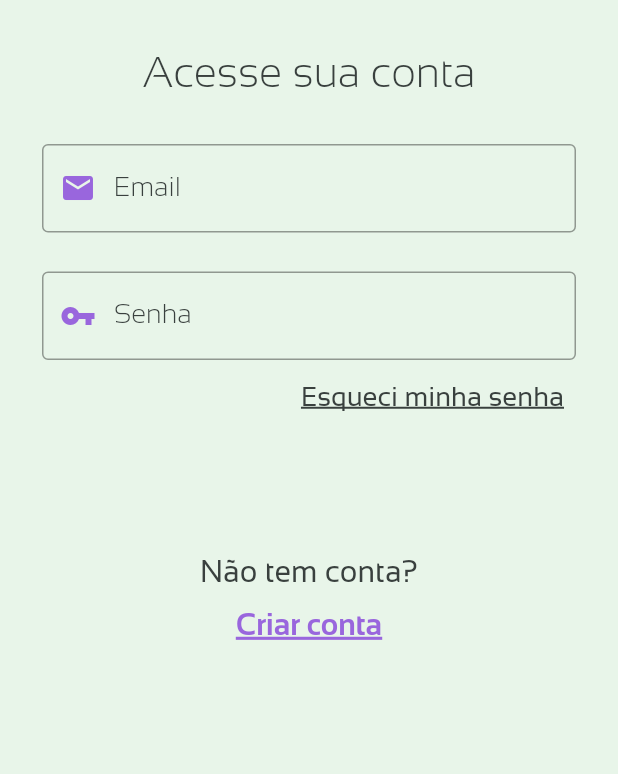
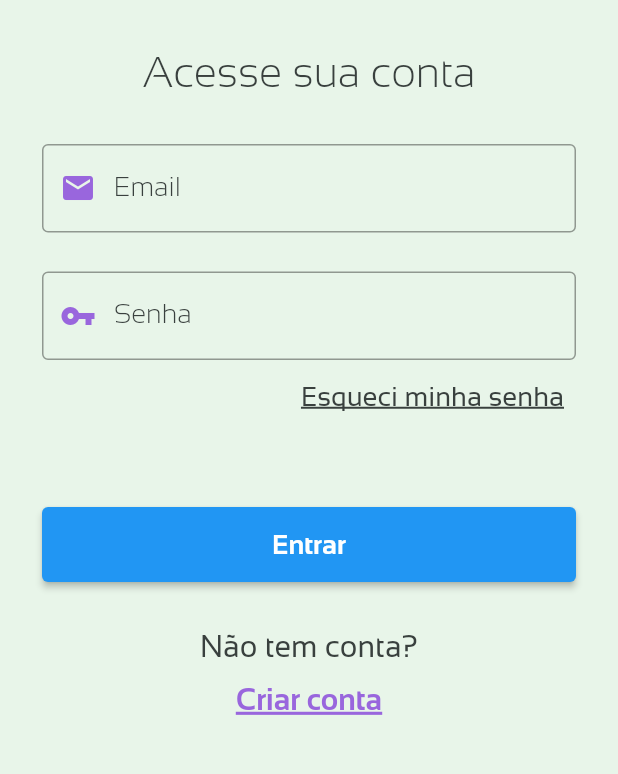
Before and after one commit to gabihtoledo0/aubooks, a Flutter app: the RegisterUser screen opened directly, after a tap on "Assinar gratuitamente", on a phone screen of 412 x 824 dp, the part 414-1188 px from its top. Run offline on Flutter 3.47's test engine with Material 2 defaults, Android fonts, the phone set to English and light mode, and no system bars; our stand-ins replace anim_search_bar, audio_service, cached_network_image, parse_server_sdk_flutter, sqflite; accounts and stored records are empty; network calls fail; statements that could not run were skipped.

Commit message:
Mais concertos de botoes,registro de usuario funcional e login funcional, porem ao apertar o botao "entrar" na tela de login uma tela vermelha aparece.

```diff
--- a/lib/pages/login/login.dart
+++ b/lib/pages/login/login.dart
@@ -1,9 +1,11 @@
+import 'package:aubooks/pages/home/homepage_screen.dart';
 import 'package:flutter/material.dart';
 import 'package:aubooks/components/logo.dart';
 import 'package:aubooks/pages/register/registerUser.dart';
 import 'package:aubooks/pages/forget_my_password/forget_my_password.dart';
 import 'package:aubooks/pages/home/homepage_navigation.dart';
 import 'package:aubooks/pages/telaInicial/primary_screen.dart';
+import 'package:parse_server_sdk_flutter/parse_server_sdk.dart';
 
 class LoginScreen extends StatefulWidget {
   const LoginScreen({Key? key}) : super(key: key);
@@ -13,9 +15,75 @@ class LoginScreen extends StatefulWidget {
 }
 
 class _LoginScreen extends State<LoginScreen> {
-  final TextEditingController _emailController = TextEditingController();
-  final TextEditingController _senhaController = TextEditingController();
+  final TextEditingController controllerEmail = TextEditingController();
+  final TextEditingController controllerSenha = TextEditingController();
   final _formKey = GlobalKey<FormState>();
+  bool isLoggedIn = false;
+
+
+  void doUserLogin() async {
+    final email = controllerEmail.text.trim();
+    final senha = controllerSenha.text.trim();
+
+    final user = ParseUser(email, senha, null);
+
+
+
+    var response = await user.login();
+    if (response.success) {
+      showSuccess("Logou");
+      setState(() {
+        isLoggedIn = true;
+
+        Navigator.push(context,
+          MaterialPageRoute(
+            builder: (context) => HomePageScreen(),
+          ),
+        );
+      });
+    } else {
+      showError(response.error!.message);
+    }
+  }
+  void showSuccess(String message) {
+    showDialog(
+      context: context,
+      builder: (BuildContext context) {
+        return AlertDialog(
+          title: const Text("Success!"),
+          content: Text(message),
+          actions: <Widget>[
+            new TextButton(
+              child: const Text("OK"),
+              onPressed: () {
+                Navigator.of(context).pop();
+              },
+            ),
+          ],
+        );
+      },
+    );
+  }
+
+  void showError(String errorMessage) {
+    showDialog(
+      context: context,
+      builder: (BuildContext context) {
+        return AlertDialog(
+          title: const Text("Error!"),
+          content: Text(errorMessage),
+          actions: <Widget>[
+            new TextButton(
+              child: const Text("OK"),
+              onPressed: () {
+                Navigator.of(context).pop();
+              },
+            ),
+          ],
+        );
+      },
+    );
+  }
 
   @override
 
@@ -54,7 +122,7 @@ class _LoginScreen extends State<LoginScreen> {
                     ),
                     TextFormField(
                       cursorColor: const Color(0xFF39403E),
-                      controller: _emailController,
+                      controller: controllerEmail,
                       decoration: const InputDecoration(
                         labelStyle: TextStyle(
                           fontSize: 18,
@@ -82,7 +150,7 @@ class _LoginScreen extends State<LoginScreen> {
                     ),
                     TextFormField(
                       cursorColor: const Color(0xFF39403E),
-                      controller: _senhaController,
+                      controller: controllerSenha,
                       obscureText: true,
                       decoration: const InputDecoration(
                         labelStyle: TextStyle(
@@ -164,34 +232,29 @@ class _LoginScreen extends State<LoginScreen> {
                     const SizedBox(
                       height: 14.0,
                     ),
-                    // SizedBox(
-                    //   height: 50.0,
-                    //   width: MediaQuery.of(context).size.width,
-                    //   child: RaisedButton(
-                    //     shape: RoundedRectangleBorder(
-                    //         borderRadius: BorderRadius.circular(8.0),
-                    //         side: const BorderSide(color: Color(0xFF9966DD))),
-                    //     child: const Text(
-                    //       "Entrar",
-                    //       style: TextStyle(fontSize: 18.0,
-                    //         fontFamily: 'Sansation',
-                    //         fontWeight: FontWeight.w700,
-                    //       ),
-                    //     ),
-                    //     textColor: Colors.white,
-                    //     color: Color(0xFF9966DD),
-                    //     onPressed: () {
-                    //       // if (_formKey.currentState.validate()) {
-                    //       //   _auth();
-                    //       // }
-                    //       Navigator.push(context,
-                    //         MaterialPageRoute(
-                    //             builder: (context) => HomePageNavigation()
-                    //         ),
-                    //       );
-                    //     },
-                    //   ),
-                    // ),
+                     SizedBox(
+                       height: 50.0,
+                       width: MediaQuery.of(context).size.width,
+                       child: ElevatedButton(
+                         // shape: RoundedRectangleBorder(
+                         //     borderRadius: BorderRadius.circular(8.0),
+                         //     side: const BorderSide(color: Color(0xFF9966DD))),
+                         child: const Text(
+                           "Entrar",
+                           style: TextStyle(fontSize: 18.0,
+                             fontFamily: 'Sansation',
+                             fontWeight: FontWeight.w700,
+                           ),
+                         ),
+                         // textColor: Colors.white,
+                         // color: Color(0xFF9966DD),
+                           onPressed: () { doUserLogin ();
+}
+
+
+
+                       ),
+                     ),
                     const SizedBox(
                       height: 32.0,
                     ),
@@ -228,6 +291,8 @@ class _LoginScreen extends State<LoginScreen> {
           ],
         ),
       ),
+
     );
+
   }
 }
--- a/lib/pages/register/registerUser.dart
+++ b/lib/pages/register/registerUser.dart
@@ -23,7 +23,19 @@ class _RegisterUser extends State<RegisterUser> {
   final controllerNasc = TextEditingController();
   FocusNode focus = FocusNode();
 
-  @override
+  void doUserRegistration() async {
+    final username = controllerUsername.text.trim();
+    final surname = controllerSurname.text.trim();
+    final email = controllerEmail.text.trim();
+    final senha = controllerSenha.text.trim();
+    final csenha = controllerCsenha.text.trim();
+    final phone = controllerPhone.text.trim();
+    final nasc = controllerNasc.text.trim();
+
+    final user = ParseUser.createUser(username, phone, email);
+
+    var response = await user.signUp();}
+
   Widget build(BuildContext context) {
     return Scaffold(
       appBar: AppBar(
@@ -231,20 +243,16 @@ class _RegisterUser extends State<RegisterUser> {
                          "Assinar gratuitamente",
                          style: TextStyle(
                              fontSize: 18.0, fontWeight: FontWeight.bold),
-                       ),
-                       /*textColor: Colors.white,
-                       color: Color(0xFF9966DD),*/
-                       onPressed: () {
-                         Navigator.push(context,
-                           MaterialPageRoute(
-                             builder: (context) => LoginScreen(),
-                           ),
-                         );
 
-                         // if (_formKey.currentState.validate()) {
-                         //   register();
-                         // }
-                       },
+                       ), onPressed: () { doUserRegistration ();
+
+    Navigator.push(context,
+    MaterialPageRoute(
+    builder: (context) => LoginScreen(),
+    ),
+    );}
+
+
                      ),
                    ),
                 ],
@@ -308,13 +316,3 @@ showSucessDialog(BuildContext context) {
       return alerta;
     },
   );}
-/*
-  void doUserRegistration() async {
-    final username = controllerUsername.text.trim();
-    final email = controllerEmail.text.trim();
-    final password = controllerSenha.text.trim();
-
-    final user = ParseUser.createUser(username, password, email);
-
-    var response = await user.signUp();}
-*/
```
